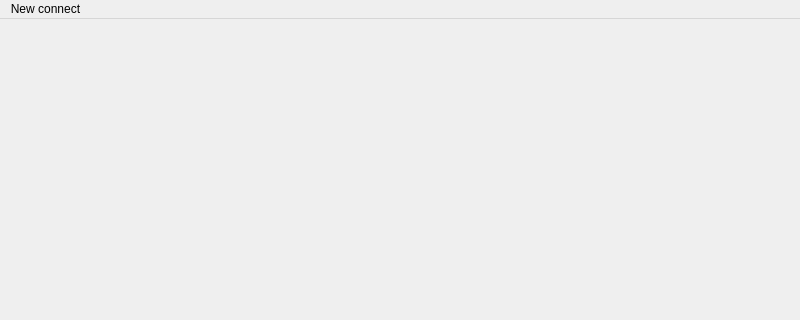
The window that DataVisualizer/mainwindow.ui (DamianPodrazaCode/DataVisualizer) describes before a commit, drawn with Qt 5; both pictures show x 0 to 800 and y 0 to 320 of the 800 by 600 pixel window.
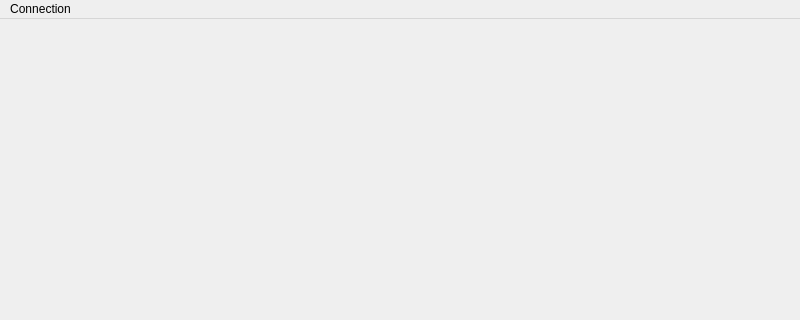
The same window after the commit.

Patch:
```diff
--- a/DataVisualizer/mainwindow.ui
+++ b/DataVisualizer/mainwindow.ui
@@ -25,7 +25,7 @@
    </property>
    <widget class="QMenu" name="menuNew_connect">
     <property name="title">
-     <string>New connect</string>
+     <string>Connection</string>
     </property>
     <addaction name="actionSerial"/>
     <addaction name="actionUDP"/>
```
Left out of the diff: 22 changed lines with no effect on the pictures.
